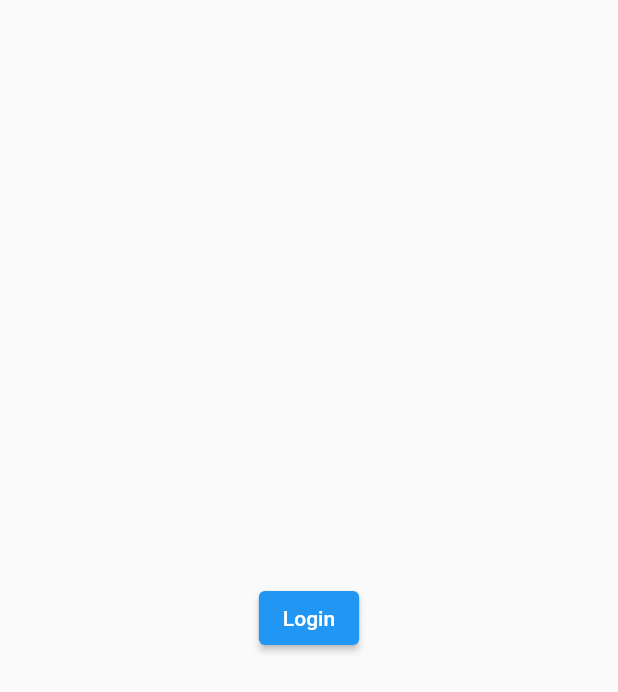
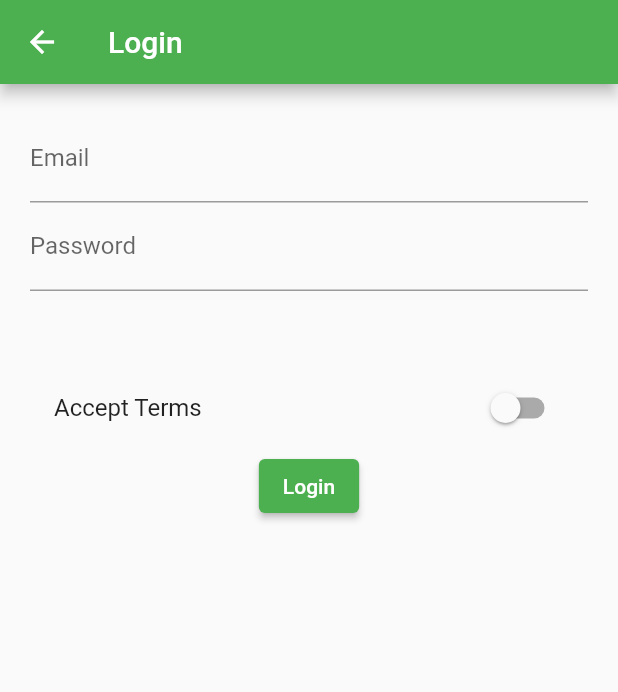
Before and after one commit to miikhaaeel/EasyList, a Flutter app: the AuthScreen screen opened directly, on a phone screen of 412 x 824 dp. Shown: the top 692 px of the screen. Run offline on Flutter 3.47's test engine with Material 2 defaults, Android fonts, the phone set to English and light mode, and no system bars.

Commit message:
styling text and textField

```diff
--- a/lib/screens/auth_screen.dart
+++ b/lib/screens/auth_screen.dart
@@ -1,25 +1,82 @@
 import 'package:easy_list/screens/home_screen.dart';
 import 'package:flutter/material.dart';
 
-class AuthScreen extends StatelessWidget {
+class AuthScreen extends StatefulWidget {
   const AuthScreen({Key? key}) : super(key: key);
+
+  @override
+  State<AuthScreen> createState() => _AuthScreenState();
+}
+
+class _AuthScreenState extends State<AuthScreen> {
+  List<Map<String, dynamic>> product = [];
+  String? _emaillValue;
+  String? _passwordValue;
+  bool _acceptTerms = false;
 
   @override
   Widget build(BuildContext context) {
     return Scaffold(
-      body: Center(
+      appBar: AppBar(
+        title: Text('Login'),
+        backgroundColor: Theme.of(context).primaryColor,
+      ),
+      body: Container(
+        margin: EdgeInsets.all(20),
+        child: ListView(
+          children: [
+            TextField(
+              decoration: const InputDecoration(labelText: 'Email'),
+              onChanged: (value) {
+                setState(() {
+                  _emaillValue = value;
+                });
+              },
+              keyboardType: TextInputType.emailAddress,
+            ),
+            TextField(
+              decoration: InputDecoration(
+                labelText: 'Password',
+              ),
+              onChanged: (value) {
+                setState(() {
+                  _passwordValue = value;
+                });
+              },
+            ),
+            SizedBox(
+              height: 50,
+            ),
+            SwitchListTile(
+              title: Text('Accept Terms'),
+              value: _acceptTerms,
+              onChanged: (bool value) {
+                setState(() {
+                  _acceptTerms = value;
+                });
+              },
+              activeColor: Colors.green,
+            ),
+            Center(
               child: ElevatedButton(
+                style: ElevatedButton.styleFrom(
+                    primary: Theme.of(context).primaryColor),
                 onPressed: () {
                   Navigator.pushReplacement(
                     context,
                     MaterialPageRoute(
-                builder: (BuildContext context) => const HomeScreen(),
+                      builder: (BuildContext context) => HomeScreen(
+                        products: product,
+                      ),
                     ),
                   );
                 },
                 child: const Text('Login'),
               ),
             ),
+          ],
+        ),
+      ),
     );
   }
 }
--- a/lib/screens/product_admin.dart
+++ b/lib/screens/product_admin.dart
@@ -26,7 +26,7 @@ class ProductAdmin extends StatelessWidget {
                 onTap: () {
                   Navigator.pushReplacementNamed(
                     context,
-                  '/'
+                  '/home'
                   );
                 },
               )
--- a/lib/screens/product_create.dart
+++ b/lib/screens/product_create.dart
@@ -64,7 +64,7 @@ class _ProductCreateScreenState extends State<ProductCreateScreen> {
                 'imageUrl': 'assets/food.jpg'
               };
               widget.addProduct!(product);
-              Navigator.pushReplacementNamed(context, '/');
+              Navigator.pushReplacementNamed(context, '/home');
               // print(product);
             },
             child: Text('Save'),
```
Also changed, not shown: lib/main.dart (+8 -3 lines), lib/products.dart (+31 -1 lines), pubspec.lock, 1 other file. Lines whose indentation alone changed are shown as unchanged.
